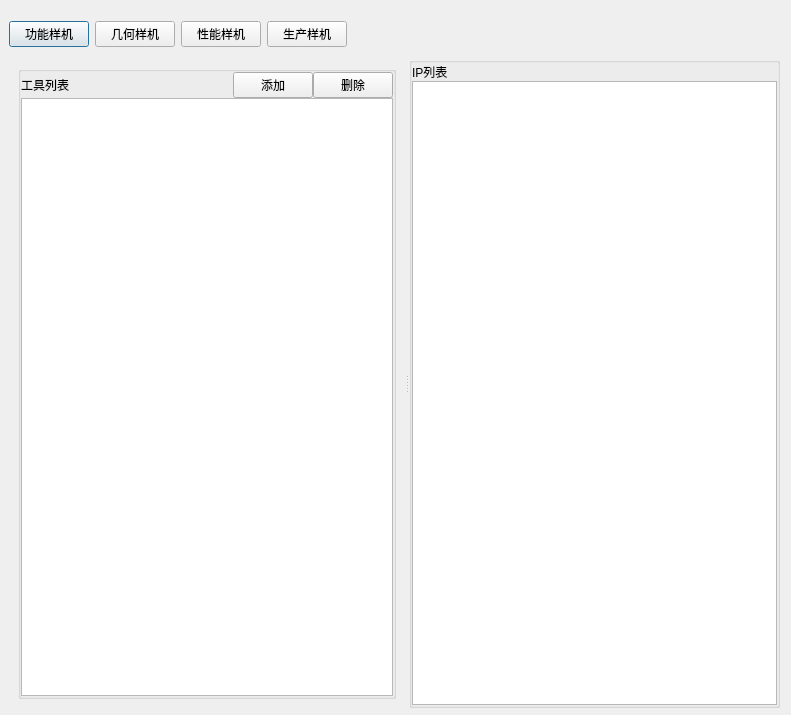
This is digitalIntegration/InformationConfihurationDialog.ui in jiaqingguo/DI as Qt 5 draws it before an edit. The edited form follows.
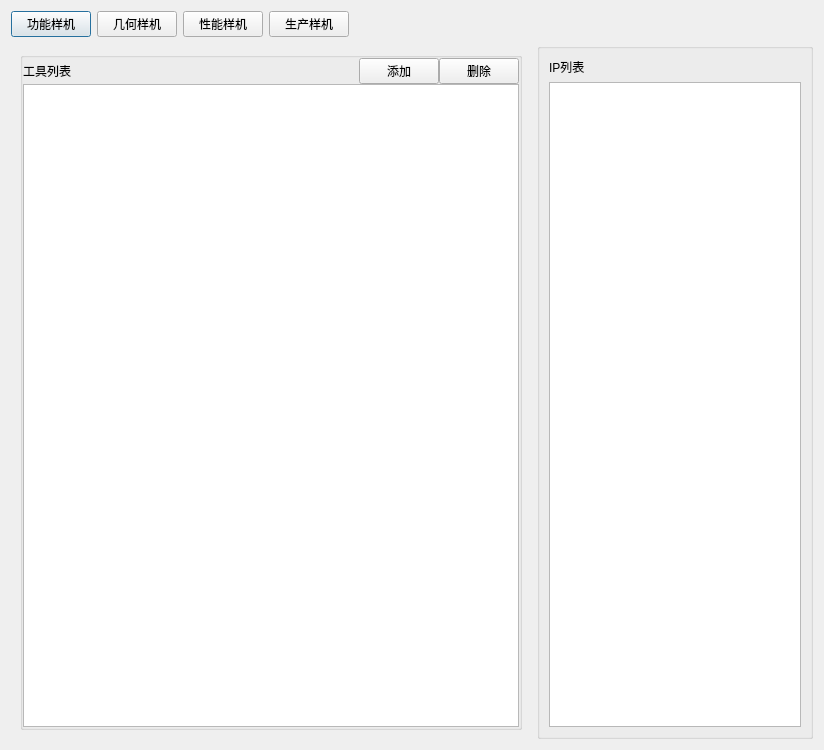
This is the edited form. The open tabs and pages were chosen to show the change.

What changed in the file:
```diff
--- a/digitalIntegration/InformationConfihurationDialog.ui
+++ b/digitalIntegration/InformationConfihurationDialog.ui
@@ -6,25 +6,29 @@
    <rect>
     <x>0</x>
     <y>0</y>
-    <width>791</width>
-    <height>715</height>
+    <width>824</width>
+    <height>750</height>
    </rect>
   </property>
   <property name="windowTitle">
    <string> 信息配置</string>
   </property>
+  <layout class="QGridLayout" name="gridLayout">
+   <item row="0" column="0" colspan="2">
   <widget class="QWidget" name="widget" native="true">
-   <property name="geometry">
-    <rect>
-     <x>9</x>
-     <y>9</y>
-     <width>781</width>
-     <height>51</height>
-    </rect>
-   </property>
-   <layout class="QGridLayout" name="gridLayout_2">
-    <item row="0" column="0">
      <layout class="QHBoxLayout" name="horizontalLayout_4">
+      <property name="leftMargin">
+       <number>0</number>
+      </property>
+      <property name="topMargin">
+       <number>0</number>
+      </property>
+      <property name="rightMargin">
+       <number>0</number>
+      </property>
+      <property name="bottomMargin">
+       <number>0</number>
+      </property>
       <item>
        <widget class="QPushButton" name="btnModule1">
         <property name="text">
@@ -53,9 +57,7 @@
         </property>
        </widget>
       </item>
-     </layout>
-    </item>
-    <item row="0" column="1">
+      <item>
      <spacer name="horizontalSpacer_5">
       <property name="orientation">
        <enum>Qt::Horizontal</enum>
@@ -70,21 +72,26 @@
     </item>
    </layout>
   </widget>
-  <widget class="QSplitter" name="splitter">
-   <property name="geometry">
-    <rect>
-     <x>9</x>
-     <y>57</y>
-     <width>771</width>
-     <height>651</height>
-    </rect>
-   </property>
-   <property name="orientation">
-    <enum>Qt::Horizontal</enum>
-   </property>
+   </item>
+   <item row="1" column="0">
    <widget class="QStackedWidget" name="stackedWidget">
-    <widget class="QWidget" name="stackedWidgetPage1" native="true">
-     <layout class="QVBoxLayout" name="verticalLayout_6">
+     <property name="minimumSize">
+      <size>
+       <width>0</width>
+       <height>0</height>
+      </size>
+     </property>
+     <property name="currentIndex">
+      <number>2</number>
+     </property>
+     <widget class="QWidget" name="stackedWidgetPage1">
+      <property name="minimumSize">
+       <size>
+        <width>520</width>
+        <height>0</height>
+       </size>
+      </property>
+      <layout class="QVBoxLayout" name="verticalLayout_4">
       <item>
        <widget class="QGroupBox" name="groupBox">
         <property name="title">
@@ -360,27 +367,12 @@
      </layout>
     </widget>
    </widget>
+   </item>
+   <item row="1" column="1">
    <widget class="QGroupBox" name="groupBox_2">
     <property name="title">
      <string/>
     </property>
-    <layout class="QHBoxLayout" name="horizontalLayout">
-     <property name="spacing">
-      <number>0</number>
-     </property>
-     <property name="leftMargin">
-      <number>0</number>
-     </property>
-     <property name="topMargin">
-      <number>0</number>
-     </property>
-     <property name="rightMargin">
-      <number>0</number>
-     </property>
-     <property name="bottomMargin">
-      <number>0</number>
-     </property>
-     <item>
       <layout class="QVBoxLayout" name="verticalLayout_2">
        <item>
         <widget class="QLabel" name="label_2">
@@ -393,10 +385,9 @@
         <widget class="QTableView" name="tableViewIP1"/>
        </item>
       </layout>
-     </item>
-    </layout>
-   </widget>
-  </widget>
+    </widget>
+   </item>
+  </layout>
  </widget>
  <resources/>
  <connections/>
```
Left out of the diff: 12 changed lines with no effect on the pictures. Lines whose indentation alone changed are shown as unchanged.
